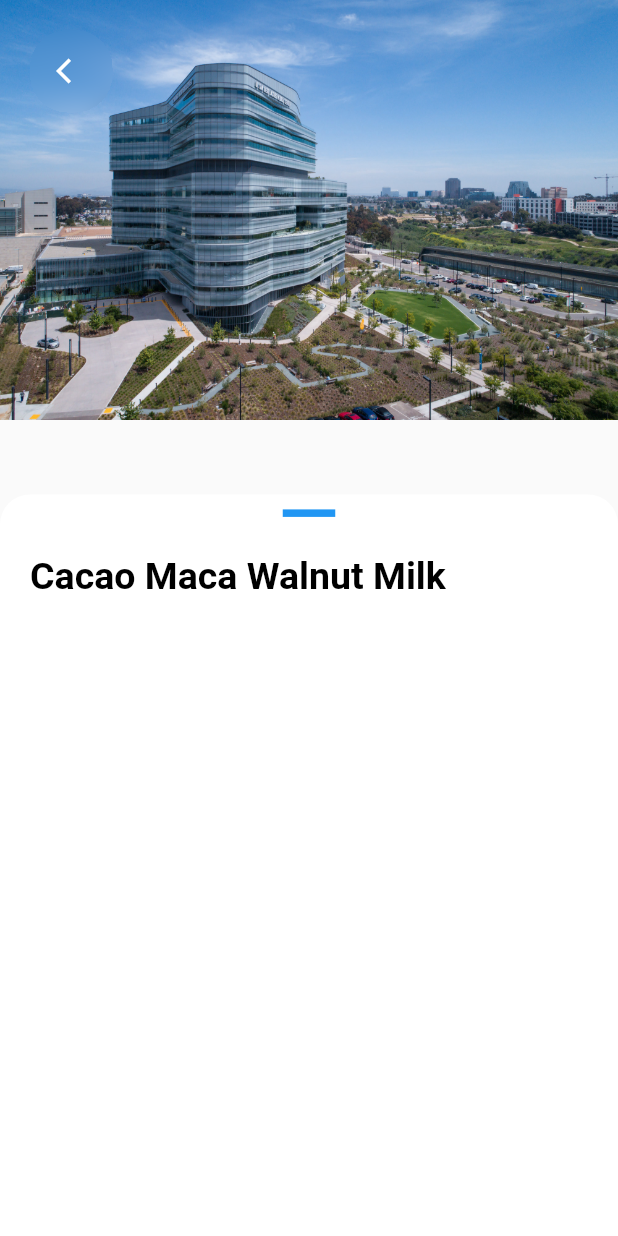
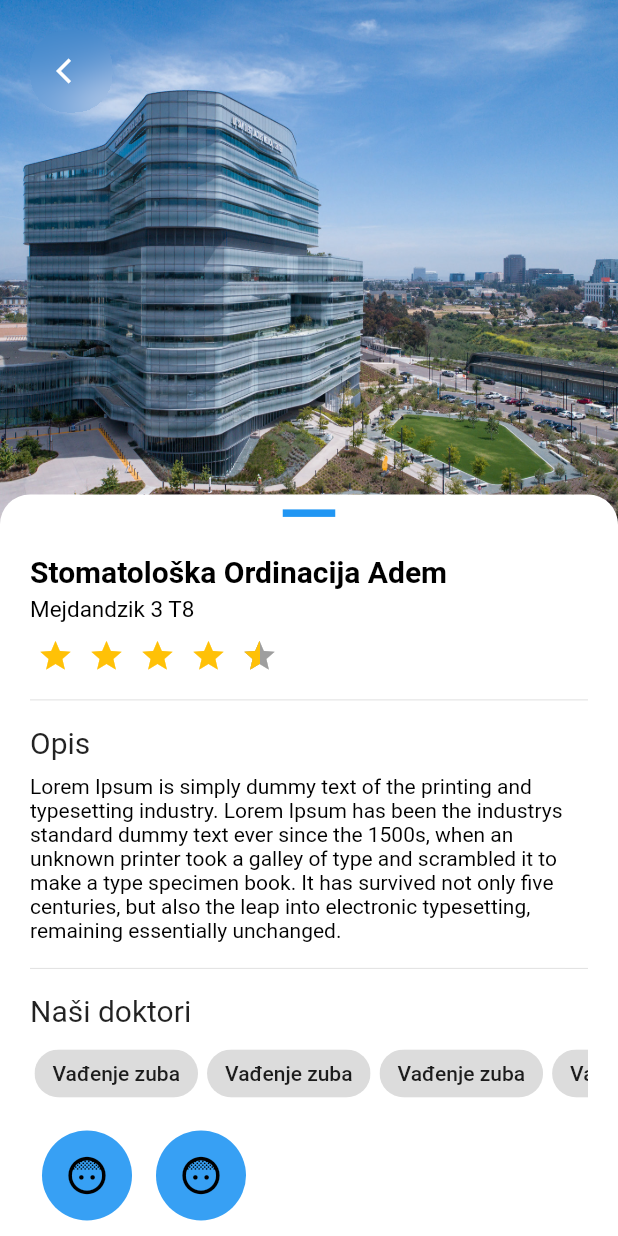
Before and after one commit to Nokee221/eStomatolog_UI, a Flutter app: the screen it shows after launch, after a tap on "Stomatoloska Ordinacija Cosa", on a phone screen of 412 x 824 dp. Run offline on Flutter 3.47's test engine with Material 2 defaults, Android fonts, the light colour scheme and no system bars; drawn by our look-alikes of flutter_rating_bar; our stand-ins replace flutter_svg, rive.

Commit message:
Detail Screen

```diff
--- a/flutter_stomatolog/lib/models/navbar_model.dart
+++ b/flutter_stomatolog/lib/models/navbar_model.dart
@@ -19,8 +19,8 @@ List<Menu> bottomNavItems = [
     title: "Search",
     rive: RiveModel(
         src: "assets/RiveAssetsIcons/icons.riv",
-        artboard: "SEARCH",
-        stateMachineName: "SEARCH_Interactivity"),
+        artboard: "BELL",
+        stateMachineName: "BELL_Interactivity"),
   ),
   Menu(
     title: "Profile",
--- a/flutter_stomatolog/lib/screens/clinic_detail_screen.dart
+++ b/flutter_stomatolog/lib/screens/clinic_detail_screen.dart
@@ -1,6 +1,8 @@
 import 'dart:ui';
 
 import 'package:flutter/material.dart';
+import 'package:flutter/rendering.dart';
+import 'package:flutter_rating_bar/flutter_rating_bar.dart';
 
 class ClinicDetailScreen extends StatefulWidget {
   const ClinicDetailScreen({super.key});
@@ -10,6 +12,7 @@ class ClinicDetailScreen extends StatefulWidget {
 }
 
 class _ClinicDetailScreenState extends State<ClinicDetailScreen> {
+  bool isSelected = false;
   @override
   Widget build(BuildContext context) {
     return SafeArea(
@@ -17,11 +20,15 @@ class _ClinicDetailScreenState extends State<ClinicDetailScreen> {
         body: Stack(
           children: [
             SizedBox(
+              height: 400,
               width: double.infinity,
-              child: Image.asset('assets/images/klinika3.jpg'),
+              child: Image.asset(
+                'assets/images/klinika3.jpg',
+                fit: BoxFit.cover,
+              ),
             ),
             buttonArrow(context),
-            scroll(),
+            scroll(isSelected),
           ],
         ),
       ),
@@ -62,10 +69,10 @@ class _ClinicDetailScreenState extends State<ClinicDetailScreen> {
     );
   }
 
-  scroll() {
+  scroll(bool isSelected) {
     return DraggableScrollableSheet(
       initialChildSize: 0.6,
-      maxChildSize: 1.0,
+      maxChildSize: 0.7,
       minChildSize: 0.6,
       builder: (context, scrollController) {
         return Container(
@@ -96,9 +103,132 @@ class _ClinicDetailScreenState extends State<ClinicDetailScreen> {
                   ),
                 ),
                 const Text(
-                  "Cacao Maca Walnut Milk",
-                  style: TextStyle(color: Colors.black , fontSize: 25 , fontWeight: FontWeight.bold),
+                  "Stomatološka Ordinacija Adem",
+                  style: TextStyle(
+                      color: Colors.black,
+                      fontSize: 20,
+                      fontWeight: FontWeight.bold),
                 ),
+                const SizedBox(
+                  height: 5,
+                ),
+                const Text(
+                  "Mejdandzik 3 T8",
+                  style: TextStyle(color: Colors.black, fontSize: 15),
+                ),
+                const SizedBox(
+                  height: 10,
+                ),
+                RatingBar.builder(
+                  initialRating: 4.5,
+                  minRating: 1,
+                  direction: Axis.horizontal,
+                  allowHalfRating: true,
+                  itemCount: 5,
+                  itemSize: 24,
+                  itemPadding: const EdgeInsets.symmetric(horizontal: 5.0),
+                  itemBuilder: (context, _) => const Icon(
+                    Icons.star,
+                    color: Colors.amber,
+                  ),
+                  onRatingUpdate: (rating) {
+                    print(rating);
+                  },
+                ),
+                const Padding(
+                  padding: EdgeInsets.symmetric(vertical: 15),
+                  child: Divider(
+                    height: 4,
+                  ),
+                ),
+                const Text(
+                  "Opis",
+                  style: TextStyle(fontSize: 20),
+                ),
+                const SizedBox(
+                  height: 10,
+                ),
+                Text(
+                  'Lorem Ipsum is simply dummy text of the printing and typesetting industry. Lorem Ipsum has been the industrys standard dummy text ever since the 1500s, when an unknown printer took a galley of type and scrambled it to make a type specimen book. It has survived not only five centuries, but also the leap into electronic typesetting, remaining essentially unchanged. ',
+                  style: Theme.of(context)
+                      .textTheme
+                      .bodyText2!
+                      .copyWith(color: Colors.black),
+                ),
+                const Padding(
+                  padding: EdgeInsets.symmetric(vertical: 15),
+                  child: Divider(
+                    height: 4,
+                  ),
+                ),
+                const Text(
+                  "Naši doktori",
+                  style: TextStyle(fontSize: 20),
+                ),
+                const SizedBox(
+                  height: 5,
+                ),
+                Container(
+                  width: double.infinity,
+                  height: 50,
+                  child: ListView.builder(
+                    shrinkWrap: true,
+                    scrollDirection: Axis.horizontal,
+                    itemCount: 5,
+                    itemBuilder: (context, index) {
+                      return Padding(
+                        padding: const EdgeInsets.all(3.0),
+                        child: FilterChip(
+                          label: const Text("Vađenje zuba"),
+                          selected: isSelected,
+                          onSelected: (bool value) {
+                            setState(() {
+                              isSelected = !isSelected;
+                            });
+
+                          },
+                        ),
+                      );
+                    },
+                  ),
+                ),
+                const SizedBox(
+                  height: 5,
+                ),
+                Row(
+                  children: [
+                    Padding(
+                      padding: const EdgeInsets.all(8.0),
+                      child: CircleAvatar(
+                        radius: 30,
+                        backgroundColor: Colors.blue.withOpacity(0.9),
+                        child: IconButton(
+                          onPressed: () {},
+                          icon: const Icon(
+                            Icons.face_5,
+                            size: 30,
+                            color: Colors.black,
+                          ),
+                        ),
+                      ),
+                    ),
+                    Padding(
+                      padding: const EdgeInsets.all(8.0),
+                      child: CircleAvatar(
+                        radius: 30,
+                        backgroundColor: Colors.blue.withOpacity(0.9),
+                        child: IconButton(
+                          onPressed: () {},
+                          icon: const Icon(
+                            Icons.face_5,
+                            size: 30,
+                            color: Colors.black,
+                          ),
+                        ),
+                      ),
+                    ),
+                  ],
+                )
               ],
             ),
           ),
--- a/flutter_stomatolog/lib/screens/profile_screen.dart
+++ b/flutter_stomatolog/lib/screens/profile_screen.dart
@@ -11,6 +11,19 @@ class _ProfileScreenState extends State<ProfileScreen> {
   @override
   Widget build(BuildContext context) {
     return Scaffold(
+      appBar: AppBar(
+        elevation: 0,
+        backgroundColor: Colors.transparent,
+        foregroundColor: Colors.black,
+        title: const Text("Profil"),
+        centerTitle: true,
+        actions: [
+          IconButton(
+            onPressed: () {},
+            icon: const Icon(Icons.settings_rounded),
+          )
+        ],
+      ),
       body: Center(child: Text("PROFILE PAGE")),
     );
   }
--- a/flutter_stomatolog/lib/widgets/custome_appbar.dart
+++ b/flutter_stomatolog/lib/widgets/custome_appbar.dart
@@ -28,7 +28,7 @@ class CustomeAppBarWidget extends StatelessWidget with PreferredSizeWidget{
 
               },
               icon: const Icon(
-                Icons.man,
+                Icons.search,
                 size: 17,
                 color: Colors.black,
               ),
--- a/flutter_stomatolog/pubspec.yaml
+++ b/flutter_stomatolog/pubspec.yaml
@@ -38,6 +38,7 @@ dependencies:
   cupertino_icons: ^1.0.2
   flutter_svg: ^0.21.0
   rive: ^0.9.1
+  flutter_rating_bar: ^4.0.1
 
 dev_dependencies:
   flutter_test:
```
Also changed, not shown: flutter_stomatolog/pubspec.lock, 2 other files.
